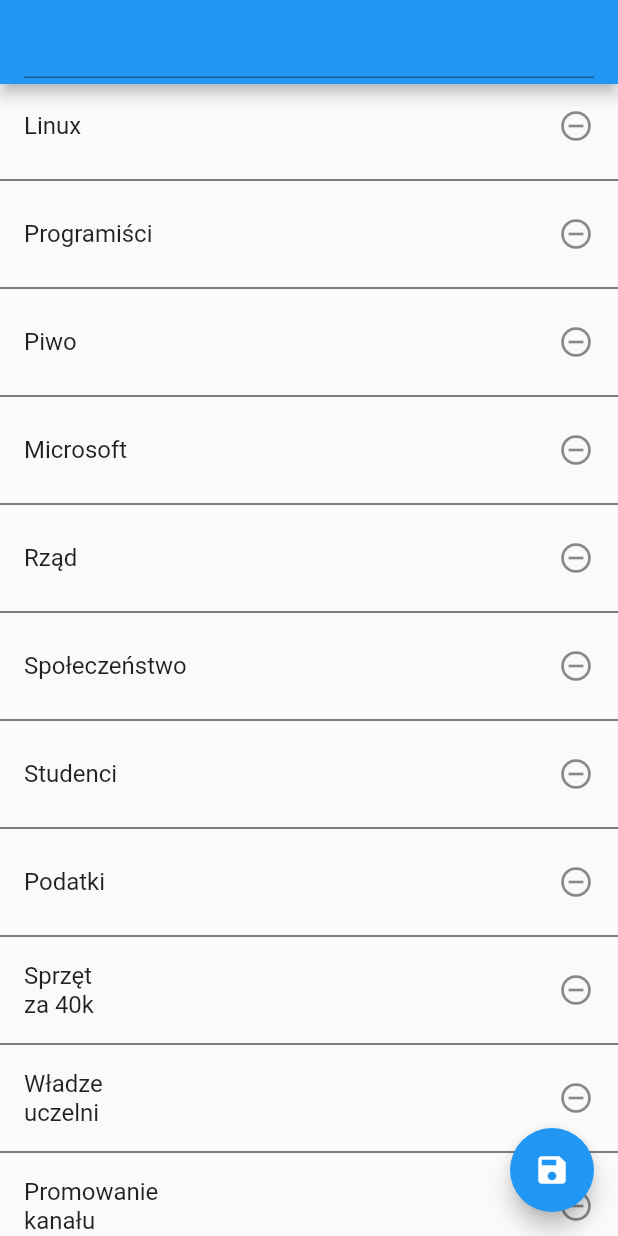
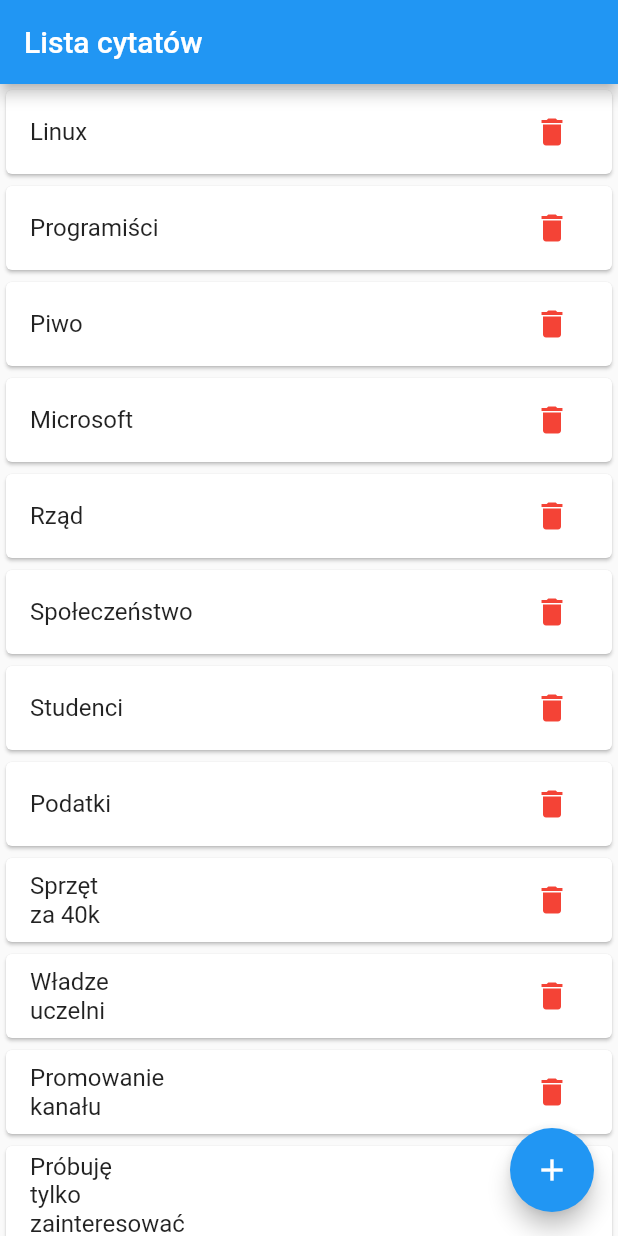
Before and after one commit to milordmariusz/Bingo, a Flutter app: the screen it shows after launch, after a tap on "Lista cytatów", on a phone screen of 412 x 824 dp. Run offline on Flutter 3.47's test engine with Material 2 defaults, Android fonts, the phone set to English and light mode, and no system bars; our stand-ins replace cool_alert, get_storage, google_fonts, shared_preferences.

Commit message:
Working list

```diff
--- a/lib/bingo_page.dart
+++ b/lib/bingo_page.dart
@@ -53,7 +53,7 @@ class _BingoPageState extends State<BingoPage> {
     if (quoteski.isEmpty){
       quoteski = qu.quotesList;
     }
-    var randomPicker = List<int>.generate(quoteski.length - 1, (i) => i + 1)
+    var randomPicker = List<int>.generate(quoteski.length-1, (i) => i+1)
       ..shuffle();
     return randomPicker;
   }
--- a/lib/quote_list.dart
+++ b/lib/quote_list.dart
@@ -6,7 +6,6 @@ import 'package:bingo/quotes.dart';
 import 'package:flutter/cupertino.dart';
 import 'package:flutter/material.dart';
 import 'package:get_storage/get_storage.dart';
-
 
 import 'landing_page.dart';
 
@@ -18,58 +17,110 @@ class QuoteList extends StatefulWidget {
 class _QuoteListState extends State<QuoteList> {
   var _textController = TextEditingController();
   final data = GetStorage();
-  List <String> quoteski = [];
+  List<String> quoteski = [];
+  String input = "";
 
   @override
-  void initState(){
+  void initState() {
     qu.getQuotesPreference().then(updateQuote);
     super.initState();
   }
 
-
-
   @override
   Widget build(BuildContext context) {
-    if (quoteski.isEmpty){
+    if (quoteski.isEmpty) {
       quoteski = qu.quotesList;
     }
     return MaterialApp(
       home: Scaffold(
-        appBar: AppBar(
-          title: TextField(
-            controller: _textController,
-          ),
-        ),
+        appBar: AppBar(title: Text("Lista cytatów")),
         body: quoteski.length > 0
-            ? ListView.separated(
+            ? ListView.builder(
                 itemCount: quoteski.length,
+                padding: EdgeInsets.fromLTRB(0, 0, 0, 80),
                 itemBuilder: (context, index) {
-                  return ListTile(
+                  return Dismissible(
+                    key: UniqueKey(),
+                    child: Card(
+                      child: ListTile(
                         title: Text('${quoteski[index]}'),
-                    onLongPress: (){
+                        onLongPress: () {
                           setState(() {
                             quoteski.removeAt(index);
                             qu.saveQuotesPreference(quoteski);
                           });
                         },
-                    trailing: Icon(Icons.remove_circle_outline),
+                        trailing: IconButton(
+                          icon: Icon(
+                            Icons.delete,
+                            color: Colors.red,
+                          ),
+                          onPressed: () {
+                            setState(() {
+                              quoteski.removeAt(index);
+                              qu.saveQuotesPreference(quoteski);
+                            });
+                          },
+                        ),
+                      ),
+                    ),
+                    background: Container(
+                      color: Colors.red,
+                      padding: EdgeInsets.only(right: 20.0),
+                      child: Row(
+                        mainAxisAlignment: MainAxisAlignment.end,
+                        children: <Widget>[
+                          Icon(
+                            Icons.delete,
+                          )
+                        ],
+                      ),
+                    ),
+                    onDismissed: (direction) {
+                      setState(() {
+                        quoteski.removeAt(index);
+                        qu.saveQuotesPreference(quoteski);
+                      });
+                    },
                   );
                 },
-          separatorBuilder: (BuildContext context, int index)=>
-              const Divider(
-                color:Colors.black,
-              ),
               )
             : Center(
                 child: Text('Brak danych'),
               ),
         floatingActionButton: FloatingActionButton(
-          child: Icon(Icons.save),
+          child: Icon(Icons.add),
           onPressed: () {
-            setState((){
+            showDialog(
+                context: context,
+                builder: (BuildContext context) {
+                  return AlertDialog(
+                      shape: RoundedRectangleBorder(
+                          borderRadius: BorderRadius.circular(8)),
+                      title: Text("Wprowadź cytat"),
+                      content: TextField(
+                        controller: _textController,
+                        onSubmitted: (value) {
+                          setState(() {
                             quoteski.add(_textController.text);
                             qu.saveQuotesPreference(quoteski);
                             _textController.clear();
+                          });
+                          Navigator.of(context).pop();
+                        },
+                      ),
+                      actions: <Widget>[
+                        FloatingActionButton(
+                            onPressed: () {
+                              setState(() {
+                                quoteski.add(_textController.text);
+                                qu.saveQuotesPreference(quoteski);
+                                _textController.clear();
+                              });
+                              Navigator.of(context).pop();
+                            },
+                            child: Text("Dodaj")),
+                      ]);
                 });
           },
         ),
```
Lines whose indentation alone changed are shown as unchanged.
